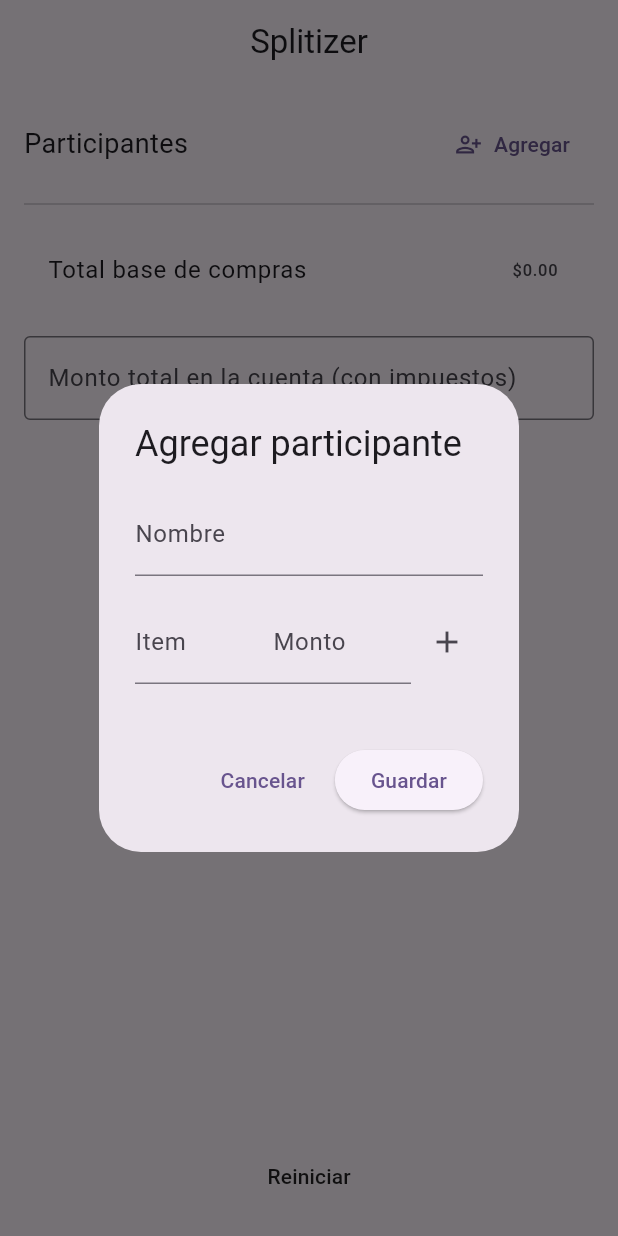
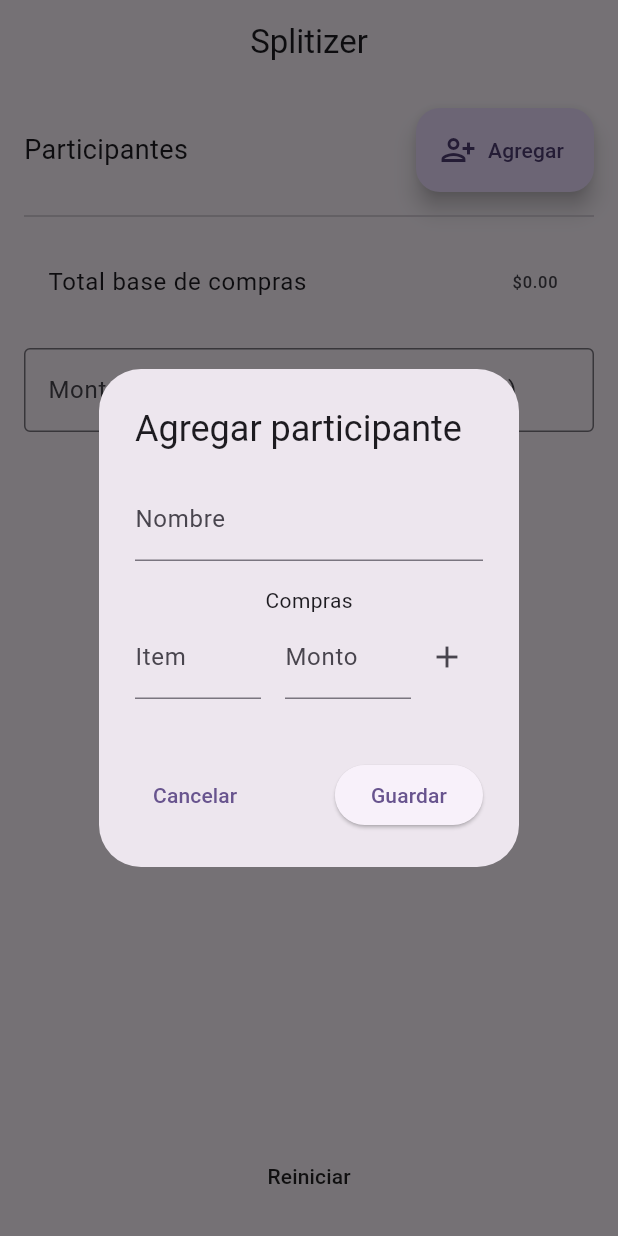
Before and after one commit to GabrielC-Web/Splitizer, a Flutter app: the screen it shows after launch, after a tap on "Agregar", on a phone screen of 412 x 824 dp. Run offline on Flutter 3.47's test engine with Material 3 defaults, Android fonts, the light colour scheme and no system bars; our stand-ins replace flutter_riverpod, go_router.

Commit message:
added: delete purchase, validation formfield

```diff
--- a/lib/features/bill/bill_screen.dart
+++ b/lib/features/bill/bill_screen.dart
@@ -1,6 +1,7 @@
 import 'package:flutter/material.dart';
 import 'package:flutter_riverpod/flutter_riverpod.dart';
 import 'package:splitizer/features/bill/widgets/participant.dart';
+
 import '../../core/state/riverpod.dart';
 import '../../models/person.dart';
 import '../../shared/app_scaffold.dart';
@@ -16,12 +17,15 @@
 class _BillScreenState extends ConsumerState<BillScreen> {
   final TextEditingController _finalTotalController = TextEditingController();
 
-
   Map<String, double> get calculatedShares {
     final inputTotal = double.tryParse(_finalTotalController.text);
-    if (inputTotal == null || ref.watch(riverpodPersonList).baseTotal == 0) return {};
+    if (inputTotal == null || ref.watch(riverpodPersonList).baseTotal == 0)
+      return {};
     return {
-      for (final p in ref.watch(riverpodPersonList).participants) p.name: ((p.subtotal / ref.watch(riverpodPersonList).baseTotal) * inputTotal),
+      for (final p in ref.watch(riverpodPersonList).participants)
+        p.name:
+            ((p.subtotal / ref.watch(riverpodPersonList).baseTotal) *
+            inputTotal),
     };
   }
 
@@ -34,7 +38,7 @@
     if (result != null) {
       final newParticipant = Participant(
         name: result['name'],
-        purchases: List<double>.from(result['purchases']),
+        purchases: List<Purchase>.from(result['purchases']),
       );
       ref.read(riverpodPersonList).addParticipant(newParticipant);
     }
@@ -42,7 +46,6 @@
 
   @override
   void initState() {
-    // TODO: implement initState
     super.initState();
   }
 
@@ -67,28 +70,45 @@
                         'Participantes',
                         style: TextStyle(fontSize: 18),
                       ),
-                      TextButton.icon(
+                      // TextButton.icon(
+                      //   icon: const Icon(Icons.person_add_alt),
+                      //   label: const Text('Agregar'),
+                      //   onPressed: _addPerson,
+                      // ),
+                      FloatingActionButton.extended(
+                        onPressed: _addPerson,
+                        label: const Text('Agregar'),
                         icon: const Icon(Icons.person_add_alt),
-                        label: const Text('Agregar'),
-                        onPressed: _addPerson,
                       ),
                     ],
                   ),
 
-                  ...ref.watch(riverpodPersonList).participants.asMap().entries.map(
-                    (p) => ParticipantWidget(participant: p.value, shares: shares, index: p.key),
+                  ...ref
+                      .watch(riverpodPersonList)
+                      .participants
+                      .asMap()
+                      .entries
+                      .map(
+                        (p) => ParticipantWidget(
+                          participant: p.value,
+                          shares: shares,
+                          index: p.key,
+                        ),
                       ),
 
                   const Divider(height: 32),
 
                   ListTile(
                     title: const Text('Total base de compras'),
-                    trailing: Text('\$${ref.watch(riverpodPersonList).baseTotal.toStringAsFixed(2)}'),
+                    trailing: Text(
+                      '\$${ref.watch(riverpodPersonList).baseTotal.toStringAsFixed(2)}',
+                    ),
                   ),
 
                   const SizedBox(height: 16),
 
-                  TextField(
+                  Form(
+                    child: TextFormField(
                       controller: _finalTotalController,
                       keyboardType: TextInputType.number,
                       decoration: const InputDecoration(
@@ -96,6 +116,19 @@
                         border: OutlineInputBorder(),
                       ),
                       onChanged: (_) => setState(() {}),
+                      autovalidateMode: AutovalidateMode.onUserInteraction,
+                      validator: (value) {
+                        if (value != null &&
+                            value.isNotEmpty &&
+                            double.parse(value) <
+                                ref
+                                    .watch(riverpodPersonList)
+                                    .baseTotal
+                                    .toDouble()) {
+                          return 'El monto total debería ser mayor al monto base';
+                        }
+                      },
+                    ),
                   ),
                 ],
               ),
@@ -104,8 +137,11 @@
               children: [
                 Expanded(
                   child: MaterialButton(
-                    onPressed: () {},
+                    onPressed: () {
+                      ref.read(riverpodPersonList).reset();
+                    },
                     child: Text('Reiniciar'),
+                    elevation: 2,
                   ),
                 ),
               ],
--- a/lib/features/bill/dialogs/add_person_modal.dart
+++ b/lib/features/bill/dialogs/add_person_modal.dart
@@ -4,7 +4,6 @@
 import 'package:splitizer/models/person.dart';
 
 class AddPersonDialog extends ConsumerStatefulWidget {
-
   final int? index;
 
   const AddPersonDialog({super.key, this.index});
@@ -14,36 +13,63 @@
 }
 
 class _AddPersonDialogState extends ConsumerState<AddPersonDialog> {
-  var nameController = TextEditingController();
-  var purchaseNameController = TextEditingController();
-  var purchaseAmountController = TextEditingController();
-  late List<double> purchases = [];
+  late TextEditingController nameController;
+  late TextEditingController purchaseNameController;
+  late TextEditingController purchaseAmountController;
+  late List<Purchase> purchases = [];
 
   void _addPurchase() {
     final value = double.tryParse(purchaseAmountController.text);
     print('met $value');
     if (value != null) {
       setState(() {
-        purchases.add(value);
+        purchases.add(
+          Purchase.fromMap({
+            'item': purchaseNameController.text,
+            'amount': value,
+          }),
+        );
         purchaseNameController.clear();
         purchaseAmountController.clear();
       });
     }
   }
 
+  void _removePurchase(int index) {
+    setState(() {
+      purchases.removeAt(index);
+    });
+  }
+
   @override
   void initState() {
     super.initState();
+    nameController = TextEditingController();
+    purchaseNameController = TextEditingController();
+    purchaseAmountController = TextEditingController();
   }
 
   @override
   void didChangeDependencies() {
     super.didChangeDependencies();
-      if(widget.index != null) {
-        print('loaded ${ref.read(riverpodPersonList).participants[widget.index as int].name}');
-        nameController = TextEditingController(text: ref.read(riverpodPersonList).participants[widget.index as int].name.toString());
+    if (widget.index != null) {
+      print(
+        'loaded ${ref.read(riverpodPersonList).participants[widget.index as int].name}',
+      );
+      nameController = TextEditingController(
+        text: ref
+            .read(riverpodPersonList)
+            .participants[widget.index as int]
+            .name
+            .toString(),
+      );
       purchases.clear();
-        purchases.addAll([...ref.read(riverpodPersonList).participants[widget.index as int].purchases]);
+      purchases.addAll([
+        ...ref
+            .read(riverpodPersonList)
+            .participants[widget.index as int]
+            .purchases,
+      ]);
     }
   }
 
@@ -60,6 +86,7 @@
               decoration: const InputDecoration(labelText: 'Nombre'),
             ),
             const SizedBox(height: 16),
+            Center(child: Text('Compras')),
             Row(
               mainAxisAlignment: MainAxisAlignment.spaceBetween,
               mainAxisSize: MainAxisSize.max,
@@ -71,6 +98,7 @@
                     decoration: const InputDecoration(labelText: 'Item'),
                   ),
                 ),
+                const SizedBox(width: 16),
                 Expanded(
                   child: TextField(
                     controller: purchaseAmountController,
@@ -78,7 +106,10 @@
                     decoration: const InputDecoration(labelText: 'Monto'),
                   ),
                 ),
-                IconButton(onPressed: _addPurchase, icon: const Icon(Icons.add))
+                IconButton(
+                  onPressed: _addPurchase,
+                  icon: const Icon(Icons.add),
+                ),
               ],
             ),
             const SizedBox(height: 16),
@@ -86,26 +117,40 @@
               Wrap(
                 spacing: 8,
                 children: purchases
-                    .map((p) => Chip(label: Text('\$${p.toStringAsFixed(2)}')))
+                    .asMap()
+                    .entries
+                    .map(
+                      (p) => PurchaseItem(
+                        p: p.value,
+                        removeItem: () => _removePurchase(p.key),
+                      ),
+                    )
                     .toList(),
               ),
           ],
         ),
       ),
       actions: [
+        Row(
+          mainAxisAlignment: MainAxisAlignment.spaceBetween,
+          children: [
             TextButton(
               onPressed: () => Navigator.pop(context),
               child: const Text('Cancelar'),
             ),
             ElevatedButton(
               onPressed: () {
-
                 //* edit
-            if(widget.index != null) {
-              ref.read(riverpodPersonList).editParticipant(widget.index!, Participant.fromMap({
+                if (widget.index != null) {
+                  ref
+                      .read(riverpodPersonList)
+                      .editParticipant(
+                        widget.index!,
+                        Participant.fromMap({
                           'name': nameController.text,
                           'purchases': purchases,
-              }));
+                        }),
+                      );
                   Navigator.pop(context);
                   return;
                 }
@@ -121,6 +166,26 @@
               child: const Text('Guardar'),
             ),
           ],
+        ),
+      ],
     );
   }
 }
+
+class PurchaseItem extends StatelessWidget {
+  final Purchase p;
+  final VoidCallback removeItem;
+
+  const PurchaseItem({super.key, required this.p, required this.removeItem});
+
+  @override
+  Widget build(BuildContext context) {
+    return Flexible(
+      child: Chip(
+        label: Text('${p.item} - \$${p.amount.toStringAsFixed(2)}'),
+        deleteIcon: Icon(Icons.delete),
+        onDeleted: removeItem,
+      ),
+    );
+  }
+}
--- a/lib/models/person.dart
+++ b/lib/models/person.dart
@@ -1,6 +1,6 @@
 class Participant {
   final String name;
-  final List<double> purchases;
+  final List<Purchase> purchases;
 
   Participant({required this.name, this.purchases = const []});
 
@@ -9,9 +9,29 @@
     // So, we typically expect `dynamic` values.
     return Participant(
       name: map['name'] as String,
-      purchases: map['purchases'] as List<double>,
+      purchases: map['purchases'] as List<Purchase>,
     );
   }
 
-  double get subtotal => purchases.fold(0.0, (sum, item) => sum + item);
+  void removePurchase(int index) {
+    purchases.removeAt(index);
+  }
+
+  double get subtotal => purchases.fold(0.0, (sum, item) => sum + item.amount);
 }
+
+class Purchase {
+  final String item;
+  final double amount;
+
+  Purchase({required this.item, required this.amount});
+
+  factory Purchase.fromMap(Map<String, dynamic> map) {
+    // Note: It's common for JSON to parse to Map<String, dynamic>
+    // So, we typically expect `dynamic` values.
+    return Purchase(
+      item: map['item'] as String,
+      amount: map['amount'] as double,
+    );
+  }
+}
```
Also changed, not shown: lib/core/state/riverpod_model.dart (+7 -3 lines), lib/shared/app_scaffold.dart (+5 -6 lines). Lines whose indentation alone changed are shown as unchanged.
